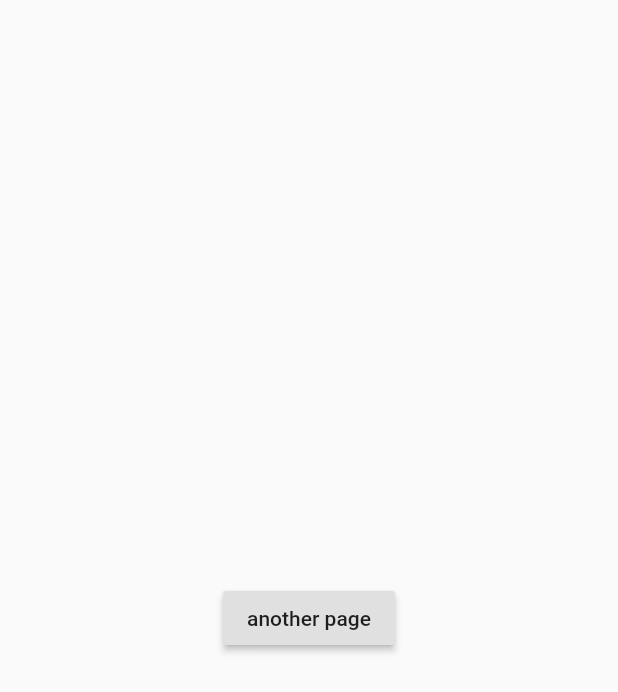
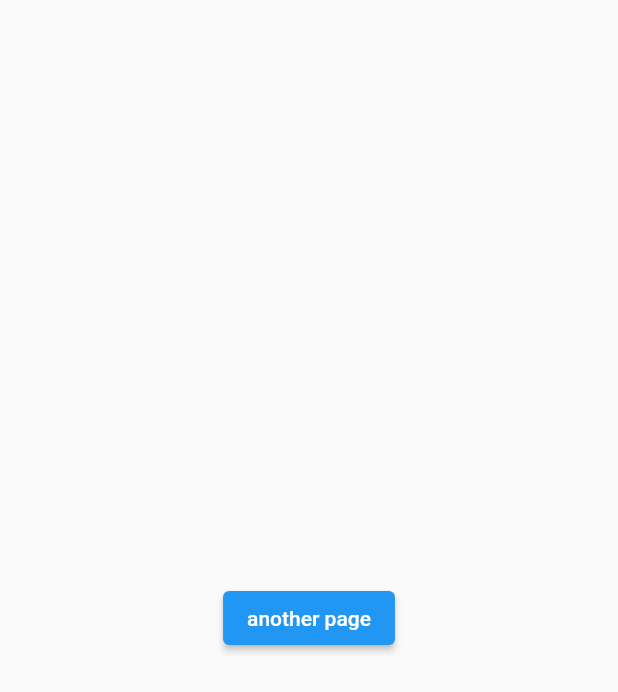
Before and after one commit to liodali/osm_flutter, a Flutter app: the screen it shows after launch, after a tap on the "info" icon, on a phone screen of 412 x 824 dp. Shown: the top 692 px of the screen. Run offline on Flutter 3.47's test engine with Material 2 defaults, Android fonts, the phone set to English and light mode, and no system bars; our stand-ins replace after_layout, dio, plugin_platform_interface, stream_transform; missing offline and left inert: location_permissions; statements that could not run were skipped.

Commit message:
0.6.7+1 change deprecated attribute in examples fix bug in native code

```diff
--- a/example/lib/main.dart
+++ b/example/lib/main.dart
@@ -13,7 +13,7 @@ class MyApp extends StatelessWidget {
         "/home": (ctx) => MainExample(),
         "/second": (ctx) => Scaffold(
               body: Center(
-                child: RaisedButton(
+                child: ElevatedButton(
                   onPressed: () {
                     Navigator.popAndPushNamed(ctx, "/home");
                   },
@@ -97,7 +97,7 @@ class _MainExampleState extends State<MainExample> {
                     "duration:${Duration(seconds: roadInformation.duration.toInt()).inMinutes}");
                 print("distance:${roadInformation.distance}Km");
               } on RoadException catch (e) {
-                scaffoldKey.currentState.showSnackBar(
+                ScaffoldMessenger.of(context).showSnackBar(
                   SnackBar(
                     content: Text(
                       "${e.errorMessage()}",
@@ -147,14 +147,14 @@ class _MainExampleState extends State<MainExample> {
                     print(myLocation);
                   },
                   onGeoPointClicked: (geoPoint) async {
-                    scaffoldKey.currentState.showSnackBar(
+                    ScaffoldMessenger.of(context).showSnackBar(
                       SnackBar(
                         content: Text(
                           "${geoPoint.toMap().toString()}",
                         ),
                         action: SnackBarAction(
                           onPressed: () =>
-                              scaffoldKey.currentState.hideCurrentSnackBar(),
+                              ScaffoldMessenger.of(context).hideCurrentSnackBar(),
                           label: "hide",
                         ),
                       ),
@@ -222,16 +222,14 @@ class _MainExampleState extends State<MainExample> {
                     },
                     child: Column(
                       children: [
-                        RaisedButton(
+                        ElevatedButton(
                           child: Icon(Icons.add),
                           onPressed: () async {
                             controller.zoomIn();
                           },
-                          elevation: 0,
                         ),
-                        RaisedButton(
+                        ElevatedButton(
                           child: Icon(Icons.remove),
-                          elevation: 0,
                           onPressed: () async {
                             controller.zoomOut();
                           },
--- a/example/lib/search_example.dart
+++ b/example/lib/search_example.dart
@@ -29,7 +29,7 @@ class _LocationAppExampleState extends State<LocationAppExample> {
                 return Text("${p?.toString() ?? ""}");
               },
             ),
-            RaisedButton(
+            ElevatedButton(
               onPressed: () async {
                 var p = await Navigator.pushNamed(context, "/search");
                 if (p != null) {
@@ -100,7 +100,7 @@ class _SearchPageState extends State<SearchPage> {
     }
   }
 
-  Future<void> suggestionProcesing(String addr) {
+  Future<void> suggestionProcesing(String addr) async{
     notifierAutoCompletion.value = true;
     _futureSuggestionAddress = addressSuggestion(
       addr,
@@ -114,7 +114,6 @@ class _SearchPageState extends State<SearchPage> {
   @override
   Widget build(BuildContext context) {
     return Scaffold(
-      resizeToAvoidBottomPadding: false,
       resizeToAvoidBottomInset: false,
       appBar: AppBar(
         title: TextField(
--- a/example/lib/simple_example.dart
+++ b/example/lib/simple_example.dart
@@ -48,10 +48,12 @@ class _SimpleExampleState extends State<SimpleExample> {
         items: [
           BottomNavigationBarItem(
             icon: Icon(Icons.info),
-            title: Text("information"),
+            label: "information",
           ),
           BottomNavigationBarItem(
-              icon: Icon(Icons.contacts), title: Text("contact")),
+            icon: Icon(Icons.contacts),
+            label: "contact",
+          ),
         ],
       ),
     );
--- a/lib/src/controller/osm_controller.dart
+++ b/lib/src/controller/osm_controller.dart
@@ -229,16 +229,15 @@ class OSMController {
             content: Text(
                 "We need to get your current location,you should turn on your gps location "),
             actions: <Widget>[
-              FlatButton(
+              TextButton(
                 onPressed: () => Navigator.pop(_osmFlutterState.context),
                 child: Text(
                   "annuler",
                   style: TextStyle(color: Colors.black),
                 ),
               ),
-              FlatButton(
+              TextButton(
                 onPressed: () => Navigator.pop(_osmFlutterState.context),
-                color: Theme.of(_osmFlutterState.context).primaryColor,
                 child: Text(
                   "ok",
                   style: TextStyle(
--- a/pubspec.yaml
+++ b/pubspec.yaml
@@ -1,6 +1,6 @@
 name: flutter_osm_plugin
 description: openStreetMap plugin for flutter apps (only Android for now, iOS will be supported in future)
-version: 0.6.7
+version: 0.6.7+1
 homepage: https://github.com/liodali/osm_flutter
 environment:
   sdk: ">=2.3.0 <3.0.0"
```
Also changed, not shown: example/pubspec.lock, pubspec.lock, 3 other files.
